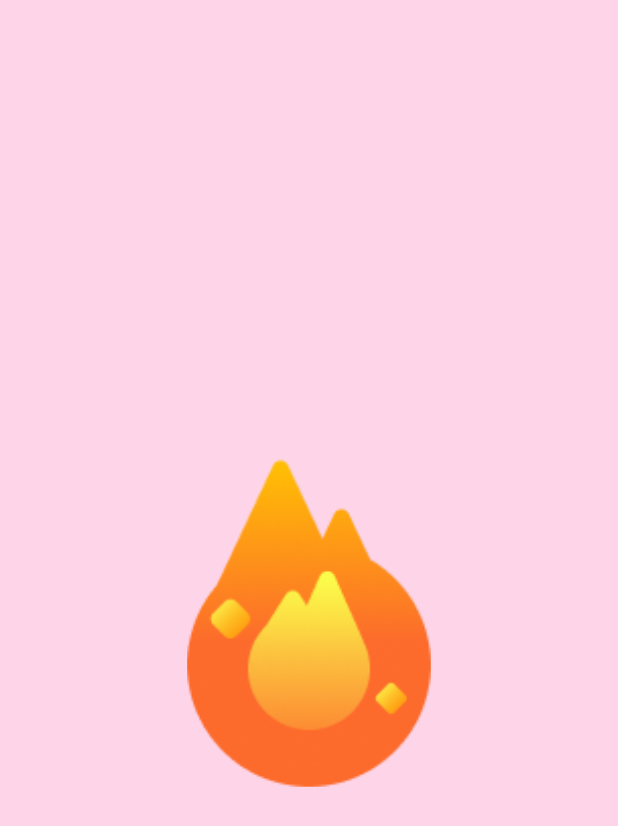
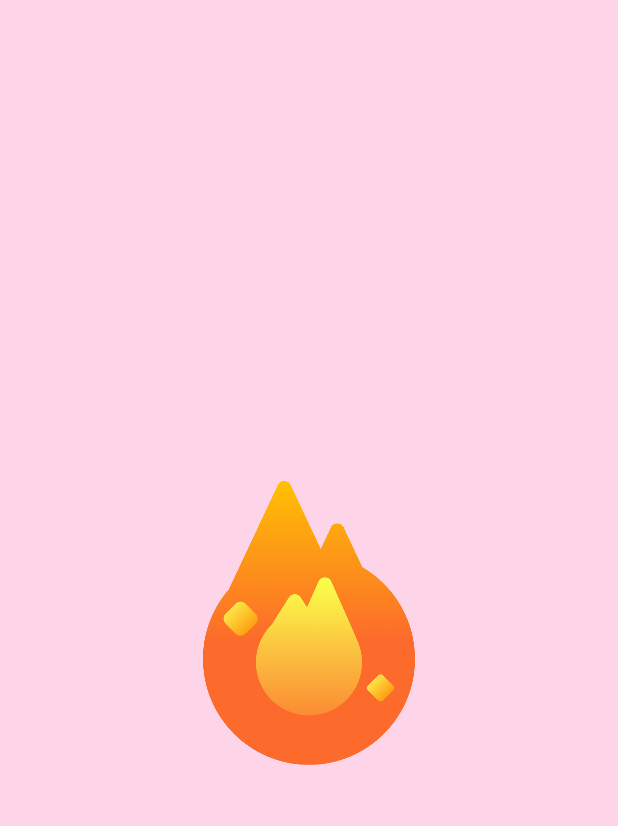
Before and after one commit to HeimerichHans/Meetchi, an Android app built with Jetpack Compose: the @Preview function AnimatedLogoPreview, on a phone screen of 412 x 824 dp. Shown: the top 826 px of the screen. Run offline under Robolectric (Android 15) with nearby library versions, the phone set to English and light mode, and no system bars.

```diff
--- a/app/src/main/java/com/example/meetchi/ui/SplashScreenActivity.kt
+++ b/app/src/main/java/com/example/meetchi/ui/SplashScreenActivity.kt
@@ -42,13 +42,13 @@ class SplashScreenActivity : ComponentActivity() {
 
 @Composable
 fun AnimatedLogo() {
-    val imagePainter = painterResource(id = R.drawable.meetchi_app_icon)
+    val imagePainter = painterResource(id = R.drawable.ic_meetchi_foreground)
 
     val infiniteTransition = rememberInfiniteTransition(label = "infinite transition")
     val scale by infiniteTransition.animateFloat(
         initialValue = 0.3f,
-        targetValue = 0.4f,
-        animationSpec = infiniteRepeatable(tween(2000), RepeatMode.Reverse),
+        targetValue = 0.35f,
+        animationSpec = infiniteRepeatable(tween(1000), RepeatMode.Reverse),
         label = "scale"
     )
 
--- /dev/null
+++ b/app/src/main/res/drawable/ic_meetchi_foreground.xml
@@ -0,0 +1,65 @@
+<vector xmlns:android="http://schemas.android.com/apk/res/android"
+    xmlns:aapt="http://schemas.android.com/aapt"
+    android:width="120dp"
+    android:height="166dp"
+    android:viewportWidth="120"
+    android:viewportHeight="166">
+    <path
+        android:pathData="M42.38,7.69C43.82,4.63 48.18,4.63 49.62,7.69L66.65,43.89L72.38,31.69C73.82,28.63 78.18,28.63 79.62,31.69L90.17,54.13C108.01,64.53 120,83.86 120,106C120,139.14 93.14,166 60,166C26.86,166 0,139.14 0,106C0,91.02 5.49,77.31 14.58,66.8L42.38,7.69Z"
+        android:fillType="evenOdd">
+        <aapt:attr name="android:fillColor">
+            <gradient
+                android:startX="60"
+                android:startY="5.4"
+                android:endX="60"
+                android:endY="166"
+                android:type="linear">
+                <item android:offset="0" android:color="#FFFFC003"/>
+                <item android:offset="0.56" android:color="#FFFC6B2C"/>
+            </gradient>
+        </aapt:attr>
+    </path>
+    <path
+        android:pathData="M72.66,62.26C71.25,59.09 66.75,59.09 65.34,62.26L58.89,76.85L55.38,71.32C53.81,68.84 50.19,68.84 48.62,71.32L38.82,86.75C33.37,92.19 30,99.7 30,108C30,124.57 43.43,138 60,138C76.57,138 90,124.57 90,108C90,103.09 88.82,98.45 86.72,94.36C86.67,94.03 86.57,93.7 86.43,93.38L72.66,62.26Z"
+        android:fillType="evenOdd">
+        <aapt:attr name="android:fillColor">
+            <gradient
+                android:startX="60"
+                android:startY="59.88"
+                android:endX="60"
+                android:endY="138"
+                android:type="linear">
+                <item android:offset="0" android:color="#FFFBFF4D"/>
+                <item android:offset="1" android:color="#38FBFF4D"/>
+            </gradient>
+        </aapt:attr>
+    </path>
+    <path
+        android:pathData="M12.83,80.49L18.49,74.83A4,4 107.99,0 1,24.14 74.83L29.8,80.49A4,4 60.95,0 1,29.8 86.14L24.14,91.8A4,4 57.6,0 1,18.49 91.8L12.83,86.14A4,4 60.95,0 1,12.83 80.49z">
+        <aapt:attr name="android:fillColor">
+            <gradient
+                android:startX="15.66"
+                android:startY="77.66"
+                android:endX="26.97"
+                android:endY="88.97"
+                android:type="linear">
+                <item android:offset="0" android:color="#FFFCE645"/>
+                <item android:offset="1" android:color="#96FFC003"/>
+            </gradient>
+        </aapt:attr>
+    </path>
+    <path
+        android:pathData="M93.41,121.07L99.07,115.41A2,2 55.85,0 1,101.9 115.41L107.56,121.07A2,2 0,0 1,107.56 123.9L101.9,129.56A2,2 60.57,0 1,99.07 129.56L93.41,123.9A2,2 0,0 1,93.41 121.07z">
+        <aapt:attr name="android:fillColor">
+            <gradient
+                android:startX="96.24"
+                android:startY="118.24"
+                android:endX="104.73"
+                android:endY="126.73"
+                android:type="linear">
+                <item android:offset="0" android:color="#FFFCE645"/>
+                <item android:offset="1" android:color="#96FFC003"/>
+            </gradient>
+        </aapt:attr>
+    </path>
+</vector>
```
Also changed, not shown: app/src/main/AndroidManifest.xml (+3 -8 lines), app/src/main/java/com/example/meetchi/MainActivity.kt (+36 -11 lines), app/src/main/res/drawable/ic_meetchi.xml (added, +17 -0 lines), app/src/main/res/drawable/ic_meetchi_background.xml (added, +10 -0 lines).
